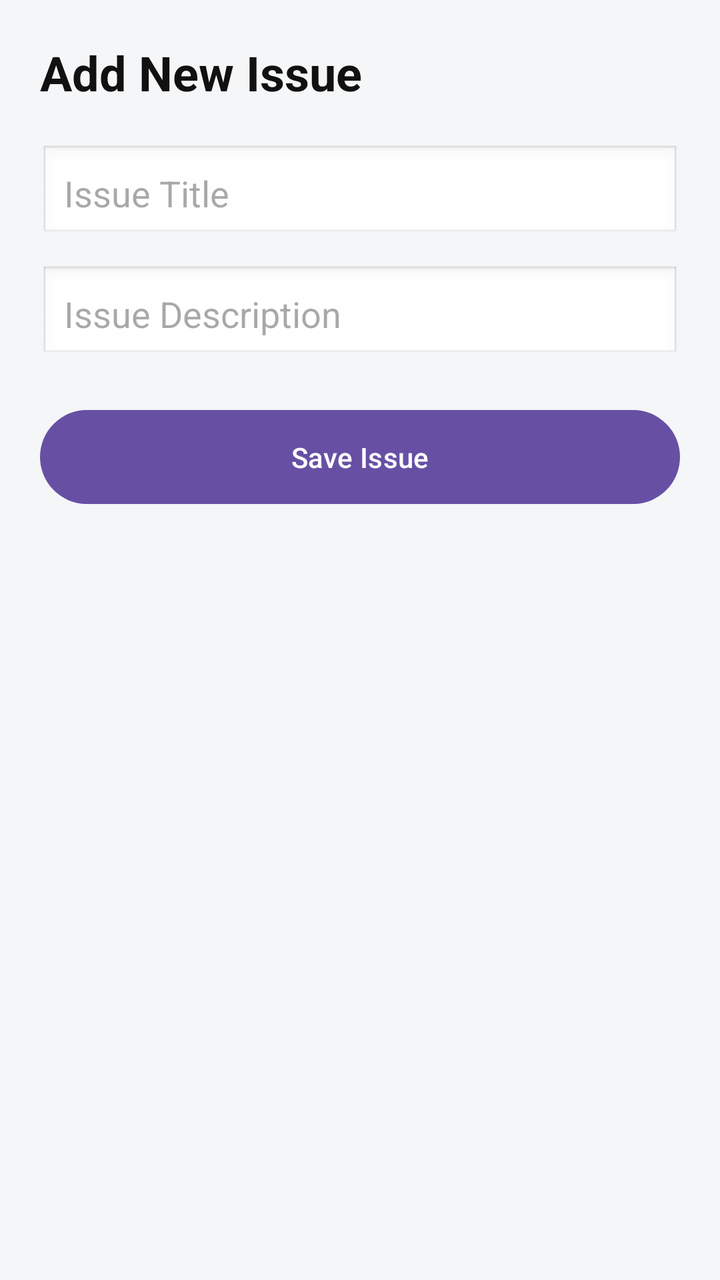
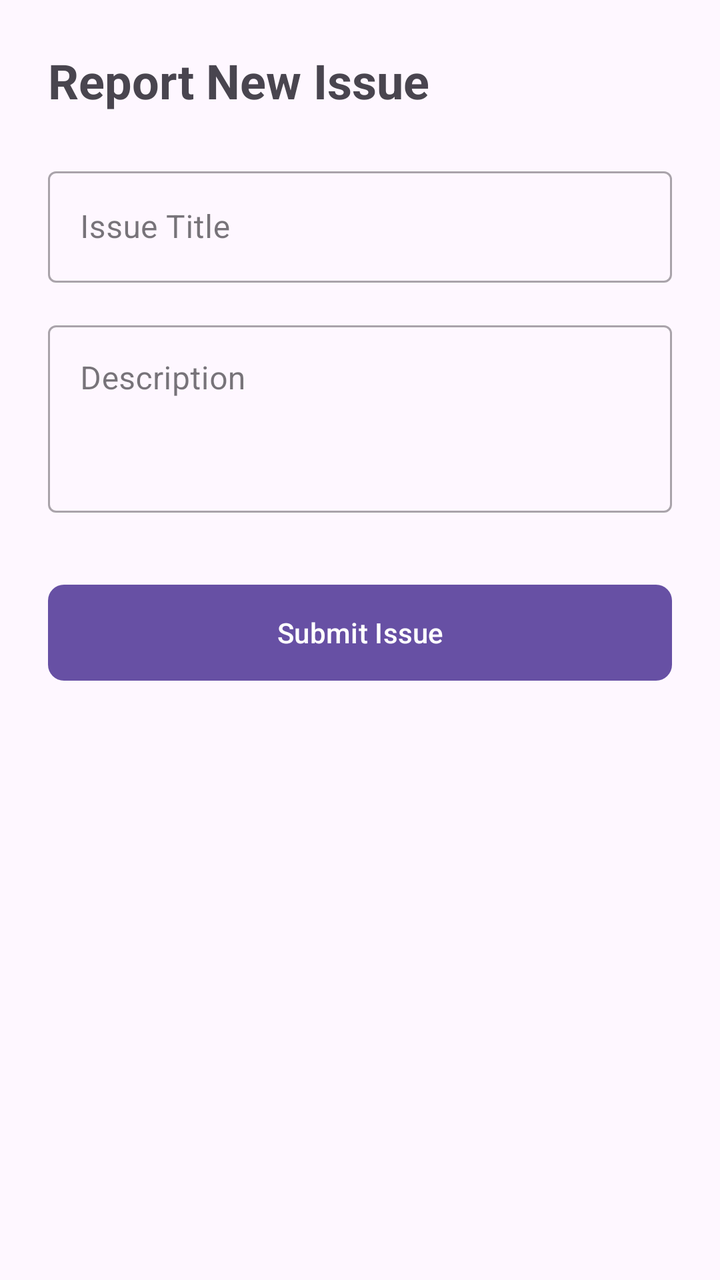

Before-and-after screenshots of an Android layout around one commit, followed by the original layout XML and the change that was made.
<!-- AndroidManifest.xml: application theme Theme.NammaNala1 -->
<!-- res/layout/activity_add_issue.xml -->
<?xml version="1.0" encoding="utf-8"?>
<LinearLayout xmlns:android="http://schemas.android.com/apk/res/android"
    android:layout_width="match_parent"
    android:layout_height="match_parent"
    android:orientation="vertical"
    android:padding="20dp"
    android:background="#F4F6F8">

    <TextView
        android:layout_width="wrap_content"
        android:layout_height="wrap_content"
        android:text="Add New Issue"
        android:textSize="24sp"
        android:textStyle="bold"
        android:textColor="#111111"
        android:layout_marginBottom="20dp"/>

    
    <EditText
        android:id="@+id/etTitle"
        android:layout_width="match_parent"
        android:layout_height="wrap_content"
        android:hint="Issue Title"
        android:padding="12dp"
        android:background="@android:drawable/edit_text"/>

    
    <EditText
        android:id="@+id/etDesc"
        android:layout_width="match_parent"
        android:layout_height="wrap_content"
        android:hint="Issue Description"
        android:padding="12dp"
        android:layout_marginTop="12dp"
        android:background="@android:drawable/edit_text"/>

    
    <Button
        android:id="@+id/btnSave"
        android:layout_width="match_parent"
        android:layout_height="55dp"
        android:text="Save Issue"
        android:layout_marginTop="20dp"/>

</LinearLayout>
<!-- resources referenced by this layout -->
<resources>
  <style name="Theme.NammaNala1" parent="Base.Theme.NammaNala1" />
  <style name="Base.Theme.NammaNala1" parent="Theme.Material3.DayNight.NoActionBar">
          
          
      </style>
</resources>

<!-- the commit's change to res/layout/activity_add_issue.xml (unified diff, before → after) -->
@@ -1,45 +1,68 @@
 <?xml version="1.0" encoding="utf-8"?>
-<LinearLayout xmlns:android="http://schemas.android.com/apk/res/android"
+<androidx.constraintlayout.widget.ConstraintLayout xmlns:android="http://schemas.android.com/apk/res/android"
+    xmlns:app="http://schemas.android.com/apk/res-auto"
+    xmlns:tools="http://schemas.android.com/tools"
     android:layout_width="match_parent"
     android:layout_height="match_parent"
-    android:orientation="vertical"
-    android:padding="20dp"
-    android:background="#F4F6F8">
+    android:padding="24dp"
+    tools:context=".AddIssueActivity">
 
     <TextView
+        android:id="@+id/tvHeader"
         android:layout_width="wrap_content"
         android:layout_height="wrap_content"
-        android:text="Add New Issue"
+        android:text="Report New Issue"
         android:textSize="24sp"
         android:textStyle="bold"
-        android:textColor="#111111"
-        android:layout_marginBottom="20dp"/>
+        app:layout_constraintStart_toStartOf="parent"
+        app:layout_constraintTop_toTopOf="parent" />
 
-    
-    <EditText
-        android:id="@+id/etTitle"
-        android:layout_width="match_parent"
+    <com.google.android.material.textfield.TextInputLayout
+        android:id="@+id/tilTitle"
+        style="@style/Widget.MaterialComponents.TextInputLayout.OutlinedBox"
+        android:layout_width="0dp"
         android:layout_height="wrap_content"
+        android:layout_marginTop="24dp"
         android:hint="Issue Title"
-        android:padding="12dp"
-        android:background="@android:drawable/edit_text"/>
+        app:layout_constraintEnd_toEndOf="parent"
+        app:layout_constraintStart_toStartOf="parent"
+        app:layout_constraintTop_toBottomOf="@id/tvHeader">
 
-    
-    <EditText
-        android:id="@+id/etDesc"
-        android:layout_width="match_parent"
+        <com.google.android.material.textfield.TextInputEditText
+            android:id="@+id/etTitle"
+            android:layout_width="match_parent"
+            android:layout_height="wrap_content" />
+    </com.google.android.material.textfield.TextInputLayout>
+
+    <com.google.android.material.textfield.TextInputLayout
+        android:id="@+id/tilDesc"
+        style="@style/Widget.MaterialComponents.TextInputLayout.OutlinedBox"
+        android:layout_width="0dp"
         android:layout_height="wrap_content"
-        android:hint="Issue Description"
-        android:padding="12dp"
-        android:layout_marginTop="12dp"
-        android:background="@android:drawable/edit_text"/>
+        android:layout_marginTop="16dp"
+        android:hint="Description"
+        app:layout_constraintEnd_toEndOf="parent"
+        app:layout_constraintStart_toStartOf="parent"
+        app:layout_constraintTop_toBottomOf="@id/tilTitle">
 
-    
-    <Button
+        <com.google.android.material.textfield.TextInputEditText
+            android:id="@+id/etDesc"
+            android:layout_width="match_parent"
+            android:layout_height="wrap_content"
+            android:gravity="top"
+            android:inputType="textMultiLine"
+            android:minLines="3" />
+    </com.google.android.material.textfield.TextInputLayout>
+
+    <com.google.android.material.button.MaterialButton
         android:id="@+id/btnSave"
-        android:layout_width="match_parent"
-        android:layout_height="55dp"
-        android:text="Save Issue"
-        android:layout_marginTop="20dp"/>
+        android:layout_width="0dp"
+        android:layout_height="56dp"
+        android:layout_marginTop="32dp"
+        android:text="Submit Issue"
+        app:cornerRadius="8dp"
+        app:layout_constraintEnd_toEndOf="parent"
+        app:layout_constraintStart_toStartOf="parent"
+        app:layout_constraintTop_toBottomOf="@id/tilDesc" />
 
-</LinearLayout>
+</androidx.constraintlayout.widget.ConstraintLayout>
